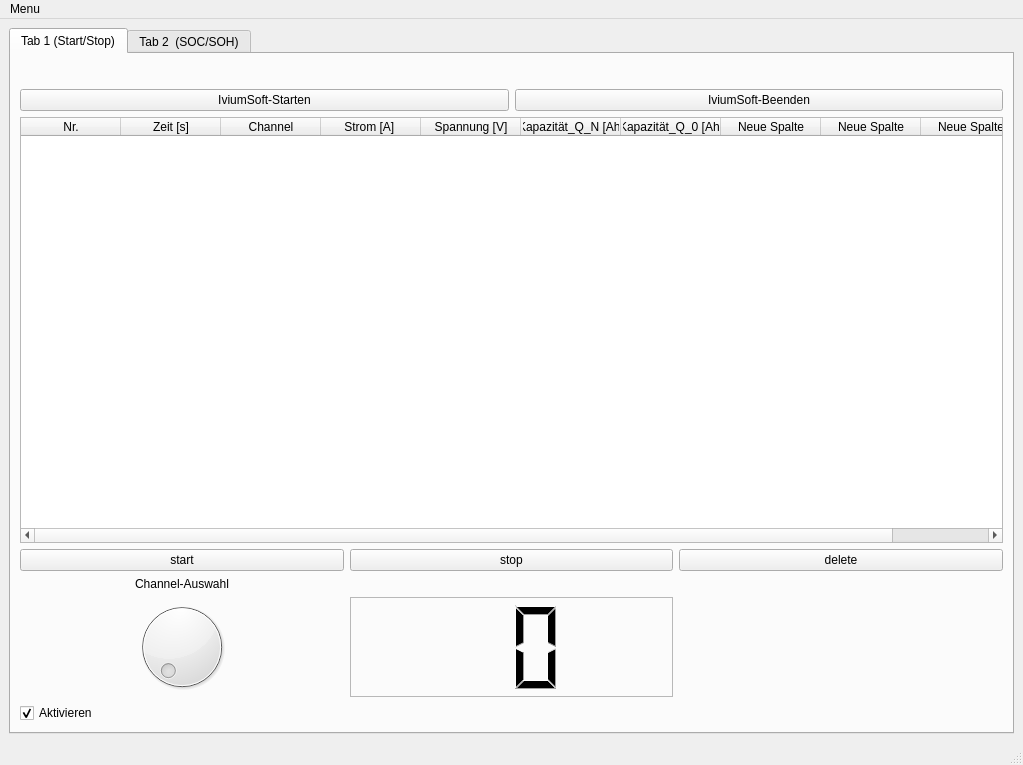
Above: mainwindow.ui from Tiguan12/TestTestTest before the change. Below: the same form after it.
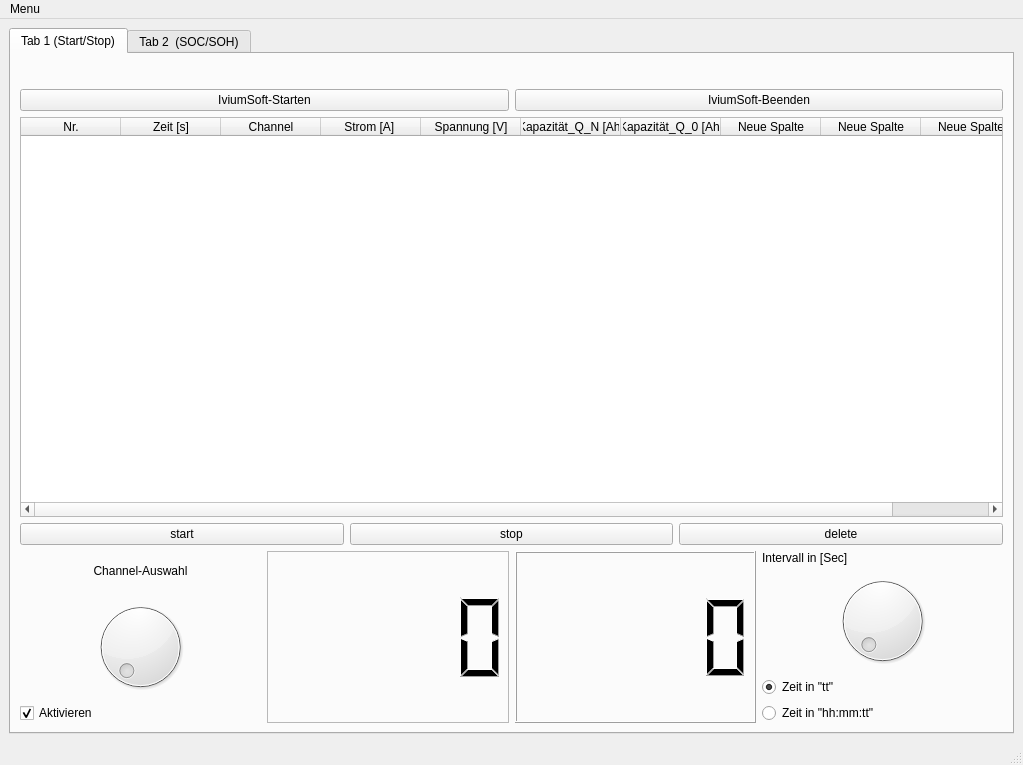
That is the form after the change. Icons and pictures are not drawn.

What changed in the file:
```diff
--- a/mainwindow.ui
+++ b/mainwindow.ui
@@ -14,8 +14,8 @@
    <string>MainWindow</string>
   </property>
   <widget class="QWidget" name="centralwidget">
-   <layout class="QHBoxLayout" name="horizontalLayout_6">
-    <item>
+   <layout class="QGridLayout" name="gridLayout_4">
+    <item row="0" column="0">
      <widget class="QTabWidget" name="tabWidget">
       <property name="tabPosition">
        <enum>QTabWidget::North</enum>
@@ -30,7 +30,7 @@
        <attribute name="title">
         <string>Tab 1 (Start/Stop)</string>
        </attribute>
-       <layout class="QVBoxLayout" name="verticalLayout_5">
+       <layout class="QVBoxLayout" name="verticalLayout_6">
         <item>
          <layout class="QHBoxLayout" name="horizontalLayout_3">
           <item>
@@ -59,7 +59,7 @@
          </layout>
         </item>
         <item>
-         <layout class="QHBoxLayout" name="IviumButtonGroupLayout">
+         <layout class="QHBoxLayout" name="horizontalLayout_6">
           <item>
            <widget class="QPushButton" name="Starten">
             <property name="text">
@@ -77,62 +77,6 @@
          </layout>
         </item>
         <item>
-         <layout class="QGridLayout" name="gridLayout">
-          <item row="2" column="0">
-           <widget class="QPushButton" name="startButton">
-            <property name="text">
-             <string>start</string>
-            </property>
-           </widget>
-          </item>
-          <item row="2" column="2">
-           <widget class="QPushButton" name="delButton">
-            <property name="text">
-             <string>delete</string>
-            </property>
-           </widget>
-          </item>
-          <item row="2" column="1">
-           <widget class="QPushButton" name="stopButton">
-            <property name="text">
-             <string>stop</string>
-            </property>
-           </widget>
-          </item>
-          <item row="6" column="0">
-           <widget class="QLabel" name="label_3">
-            <property name="text">
-             <string>Channel-Auswahl</string>
-            </property>
-            <property name="alignment">
-             <set>Qt::AlignCenter</set>
-            </property>
-           </widget>
-          </item>
-          <item row="7" column="0">
-           <widget class="QDial" name="dial">
-            <property name="maximum">
-             <number>20</number>
-            </property>
-           </widget>
-          </item>
-          <item row="7" column="2">
-           <spacer name="horizontalSpacer_5">
-            <property name="orientation">
-             <enum>Qt::Horizontal</enum>
-            </property>
-            <property name="sizeType">
-             <enum>QSizePolicy::Preferred</enum>
-            </property>
-            <property name="sizeHint" stdset="0">
-             <size>
-              <width>40</width>
-              <height>20</height>
-             </size>
-            </property>
-           </spacer>
-          </item>
-          <item row="0" column="0" colspan="3">
            <widget class="QTableWidget" name="tableWidget">
             <column>
              <property name="text">
@@ -186,7 +130,65 @@
             </column>
            </widget>
           </item>
-          <item row="7" column="1">
+        <item>
+         <layout class="QHBoxLayout" name="horizontalLayout_4">
+          <item>
+           <widget class="QPushButton" name="startButton">
+            <property name="text">
+             <string>start</string>
+            </property>
+           </widget>
+          </item>
+          <item>
+           <widget class="QPushButton" name="stopButton">
+            <property name="text">
+             <string>stop</string>
+            </property>
+           </widget>
+          </item>
+          <item>
+           <widget class="QPushButton" name="delButton">
+            <property name="text">
+             <string>delete</string>
+            </property>
+           </widget>
+          </item>
+         </layout>
+        </item>
+        <item>
+         <layout class="QHBoxLayout" name="horizontalLayout_7">
+          <item>
+           <layout class="QVBoxLayout" name="verticalLayout_5">
+            <item>
+             <widget class="QLabel" name="label_3">
+              <property name="text">
+               <string>Channel-Auswahl</string>
+              </property>
+              <property name="alignment">
+               <set>Qt::AlignCenter</set>
+              </property>
+             </widget>
+            </item>
+            <item>
+             <widget class="QDial" name="dial">
+              <property name="maximum">
+               <number>20</number>
+              </property>
+             </widget>
+            </item>
+            <item>
+             <widget class="QCheckBox" name="checkBox">
+              <property name="text">
+               <string>Aktivieren</string>
+              </property>
+              <property name="checked">
+               <bool>true</bool>
+              </property>
+             </widget>
+            </item>
+           </layout>
+          </item>
+          <item>
            <widget class="QLCDNumber" name="lcdNumber">
             <property name="frameShape">
              <enum>QFrame::StyledPanel</enum>
@@ -198,24 +200,62 @@
              <bool>false</bool>
             </property>
             <property name="digitCount">
-             <number>2</number>
+             <number>5</number>
             </property>
             <property name="segmentStyle">
              <enum>QLCDNumber::Filled</enum>
             </property>
            </widget>
           </item>
-         </layout>
+          <item>
+           <widget class="QLCDNumber" name="lcdNumber_2">
+            <property name="digitCount">
+             <number>5</number>
+            </property>
+           </widget>
         </item>
         <item>
-         <widget class="QCheckBox" name="checkBox">
+           <layout class="QGridLayout" name="gridLayout">
+            <item row="0" column="1">
+             <widget class="QLabel" name="label_4">
           <property name="text">
-           <string>Aktivieren</string>
+               <string>Intervall in [Sec]</string>
+              </property>
+             </widget>
+            </item>
+            <item row="1" column="1">
+             <widget class="QDial" name="dial_Zeitintervall">
+              <property name="maximum">
+               <number>60</number>
+              </property>
+             </widget>
+            </item>
+            <item row="3" column="1">
+             <widget class="QRadioButton" name="radioButton_Zeitformat_2">
+              <property name="text">
+               <string>Zeit in &quot;hh:mm:tt&quot;</string>
+              </property>
+             </widget>
+            </item>
+            <item row="2" column="1">
+             <widget class="QRadioButton" name="radioButton_Zeitformat_1">
+              <property name="text">
+               <string>Zeit in &quot;tt&quot;</string>
           </property>
           <property name="checked">
            <bool>true</bool>
           </property>
-         </widget>
+              <property name="autoRepeat">
+               <bool>true</bool>
+              </property>
+              <property name="autoRepeatInterval">
+               <number>1</number>
+              </property>
+             </widget>
+            </item>
+           </layout>
+          </item>
+         </layout>
         </item>
        </layout>
       </widget>
```
Left out of the diff: 16 changed lines with no effect on the pictures. Lines whose indentation alone changed are shown as unchanged.
